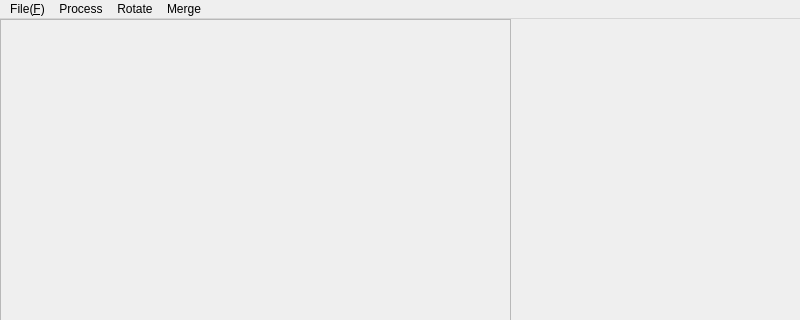
The window that batchwindow.ui (jiemojiemo/ImageProcessWithQtOpencv) describes before a commit, drawn with Qt 5; both pictures show x 0 to 800 and y 0 to 320 of the 800 by 600 pixel window.
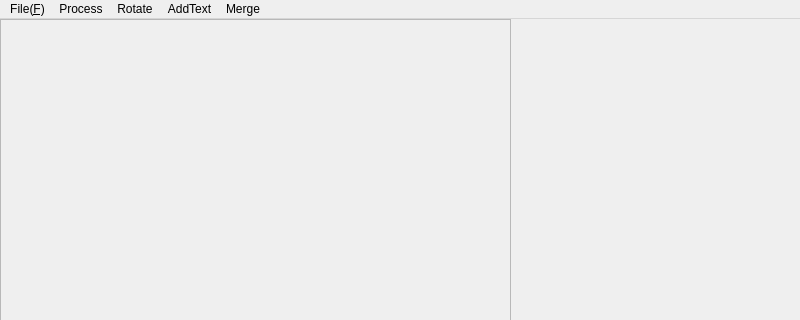
The same window after the commit.

What changed in the file:
```diff
--- a/batchwindow.ui
+++ b/batchwindow.ui
@@ -78,9 +78,16 @@
     <addaction name="actionVertical_Merge"/>
     <addaction name="actionHorizontal_Merge"/>
    </widget>
+   <widget class="QMenu" name="menuAddText">
+    <property name="title">
+     <string>AddText</string>
+    </property>
+    <addaction name="actionHorizontal_Text"/>
+   </widget>
    <addaction name="menuFile_F"/>
    <addaction name="menuProcess"/>
    <addaction name="menuRotate"/>
+   <addaction name="menuAddText"/>
    <addaction name="menuMerge"/>
   </widget>
   <widget class="QStatusBar" name="statusbar"/>
```
Left out of the diff: 35 changed lines with no effect on the pictures.
